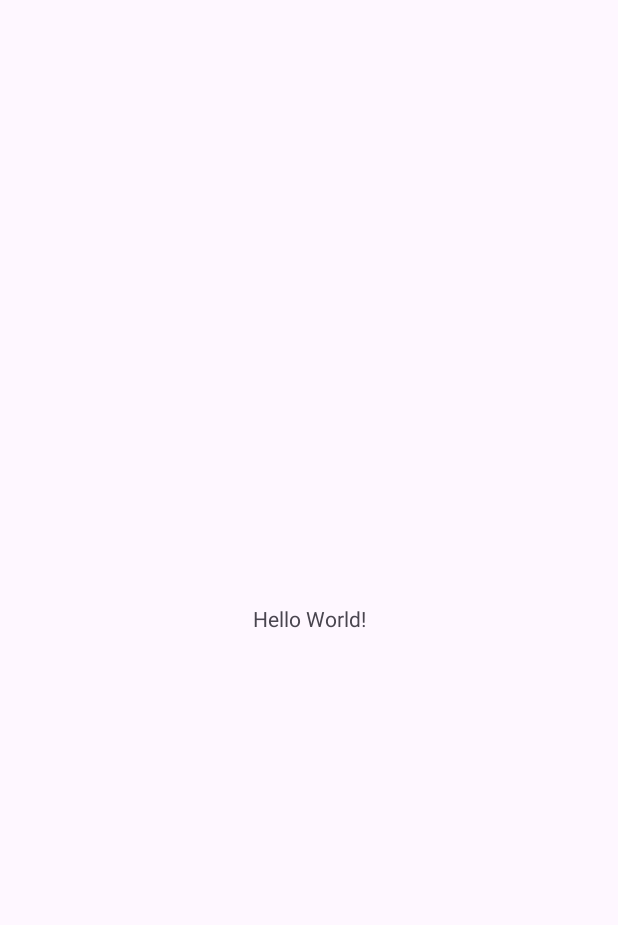
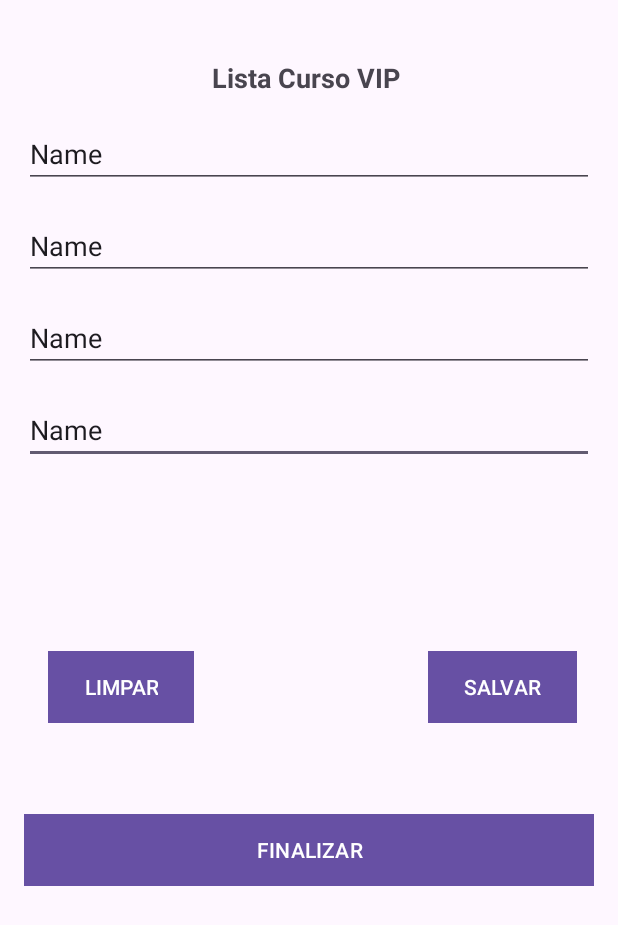
Before and after one commit to helloancardoso/Lista_Curso, an Android app: the screen it shows after launch (MainActivity), on a phone screen of 412 x 824 dp. Before the commit the part shown is almost empty. Shown: the top 925 px of the screen. Run offline under Robolectric (Android 15) with nearby library versions, the phone set to English and light mode, and no system bars.

Commit message:
Criando o layout do app

```diff
--- a/app/src/main/res/layout/activity_main.xml
+++ b/app/src/main/res/layout/activity_main.xml
@@ -6,13 +6,111 @@
     android:layout_height="match_parent"
     tools:context=".MainActivity">
 
+    <EditText
+        android:id="@+id/editTextText4"
+        android:layout_width="match_parent"
+        android:layout_height="wrap_content"
+        android:layout_margin="16dp"
+        android:ems="10"
+        android:hint="Telefone de Contato"
+        android:inputType="text"
+        android:text="Name"
+        app:layout_constraintEnd_toEndOf="parent"
+        app:layout_constraintStart_toStartOf="parent"
+        app:layout_constraintTop_toBottomOf="@+id/editTextText3" />
+
+    <EditText
+        android:id="@+id/editTextText3"
+        android:layout_width="match_parent"
+        android:layout_height="wrap_content"
+        android:layout_margin="16dp"
+        android:layout_marginTop="16dp"
+        android:ems="10"
+        android:hint="Nome do Curso"
+        android:inputType="text"
+        android:text="Name"
+        app:layout_constraintEnd_toEndOf="parent"
+        app:layout_constraintStart_toStartOf="parent"
+        app:layout_constraintTop_toBottomOf="@+id/editTextText2" />
+
+    <EditText
+        android:id="@+id/editTextText2"
+        android:layout_width="match_parent"
+        android:layout_height="wrap_content"
+        android:layout_margin="16dp"
+        android:ems="10"
+        android:hint="Sobrenome"
+        android:inputType="text"
+        android:text="Name"
+        app:layout_constraintEnd_toEndOf="parent"
+        app:layout_constraintStart_toStartOf="parent"
+        app:layout_constraintTop_toBottomOf="@+id/editTextText" />
+
     <TextView
+        android:id="@+id/textView"
         android:layout_width="wrap_content"
         android:layout_height="wrap_content"
-        android:text="Hello World!"
+        android:text="Lista Curso VIP "
+        android:textSize="18sp"
+        android:textStyle="bold"
         app:layout_constraintBottom_toBottomOf="parent"
         app:layout_constraintEnd_toEndOf="parent"
         app:layout_constraintStart_toStartOf="parent"
-        app:layout_constraintTop_toTopOf="parent" />
+        app:layout_constraintTop_toTopOf="parent"
+        app:layout_constraintVertical_bias="0.049" />
+
+    <EditText
+        android:id="@+id/editTextText"
+        android:layout_width="match_parent"
+        android:layout_height="wrap_content"
+        android:layout_margin="16dp"
+        android:ems="10"
+        android:hint="Primeiro nome"
+        android:inputType="text"
+        android:text="Name"
+        app:layout_constraintEnd_toEndOf="parent"
+        app:layout_constraintStart_toStartOf="parent"
+        app:layout_constraintTop_toBottomOf="@+id/textView" />
+
+    <Button
+        android:id="@+id/button"
+        android:layout_width="wrap_content"
+        android:layout_height="wrap_content"
+        android:layout_marginStart="32dp"
+        android:layout_marginBottom="52dp"
+        android:background="@color/corBotoes"
+        android:text="LIMPAR"
+        app:layout_constraintBottom_toTopOf="@+id/button3"
+        app:layout_constraintStart_toStartOf="parent"
+        app:layout_constraintTop_toBottomOf="@+id/editTextText4"
+        app:layout_constraintVertical_bias="0.934" />
+
+    <Button
+        android:id="@+id/button2"
+        android:layout_width="wrap_content"
+        android:layout_height="wrap_content"
+        android:layout_marginStart="156dp"
+        android:layout_marginBottom="52dp"
+        android:background="@color/corBotoes"
+        android:text="SALVAR"
+        app:layout_constraintBottom_toTopOf="@+id/button3"
+        app:layout_constraintEnd_toEndOf="parent"
+        app:layout_constraintHorizontal_bias="0.0"
+        app:layout_constraintStart_toEndOf="@+id/button"
+        app:layout_constraintTop_toBottomOf="@+id/editTextText4"
+        app:layout_constraintVertical_bias="0.934" />
+
+    <Button
+        android:id="@+id/button3"
+        android:layout_width="match_parent"
+        android:layout_height="wrap_content"
+        android:layout_margin="16dp"
+        android:layout_marginBottom="220dp"
+        android:background="@color/corBotoes"
+        android:text="FINALIZAR"
+        app:layout_constraintBottom_toBottomOf="parent"
+        app:layout_constraintEnd_toEndOf="parent"
+        app:layout_constraintStart_toStartOf="parent"
+        app:layout_constraintTop_toBottomOf="@+id/editTextText4" />
 
 </androidx.constraintlayout.widget.ConstraintLayout>
--- a/app/src/main/res/values/colors.xml
+++ b/app/src/main/res/values/colors.xml
@@ -2,4 +2,4 @@
 <resources>
     <color name="black">#FF000000</color>
     <color name="white">#FFFFFFFF</color>
-</resources>
+    <color name="corBotoes">#77B8D5</color></resources>
```
